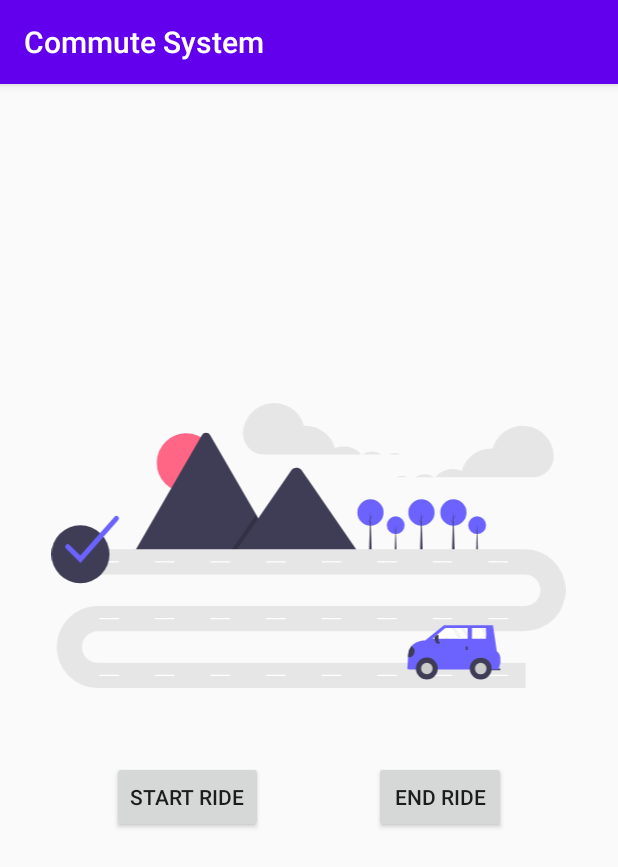
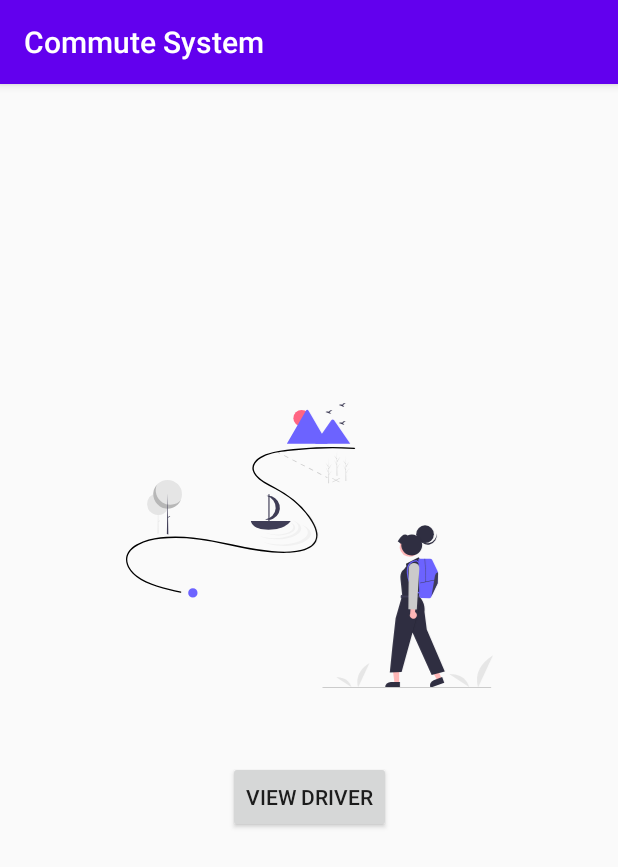
Before and after one commit to MHarisHussain/CommuteSystem, an Android app: the MainNavParent screen opened directly, with no data from a screen before it, on a phone screen of 412 x 824 dp. Shown: the top 867 px of the screen. Run offline under Robolectric (Android 15) with nearby library versions, the phone set to English and light mode, and no system bars.

```diff
--- a/app/build.gradle
+++ b/app/build.gradle
@@ -26,6 +26,7 @@ dependencies {
     implementation fileTree(dir: "libs", include: ["*.jar"])
     implementation 'androidx.appcompat:appcompat:1.2.0'
     implementation 'androidx.constraintlayout:constraintlayout:2.0.4'
+    implementation 'com.google.android.gms:play-services-maps:17.0.0'
     testImplementation 'junit:junit:4.12'
     androidTestImplementation 'androidx.test.ext:junit:1.1.2'
     androidTestImplementation 'androidx.test.espresso:espresso-core:3.3.0'
--- a/app/src/main/java/com/haris/commutesystem/MainNavParent.java
+++ b/app/src/main/java/com/haris/commutesystem/MainNavParent.java
@@ -2,13 +2,29 @@ package com.haris.commutesystem;
 
 import androidx.appcompat.app.AppCompatActivity;
 
+import android.content.Intent;
 import android.os.Bundle;
+import android.view.View;
+import android.widget.Button;
 
 public class MainNavParent extends AppCompatActivity {
+
+    private Button btnView;
 
     @Override
     protected void onCreate(Bundle savedInstanceState) {
         super.onCreate(savedInstanceState);
         setContentView(R.layout.activity_main_nav_parent);
+
+        btnView = findViewById(R.id.btnViewDriver);
+
+        btnView.setOnClickListener(new View.OnClickListener() {
+            @Override
+            public void onClick(View v) {
+                Intent intent = new Intent(MainNavParent.this, DriverLocationActivity.class);
+                startActivity(intent);
+            }
+        });
+
     }
 }
--- a/app/src/main/res/layout/activity_main_nav_parent.xml
+++ b/app/src/main/res/layout/activity_main_nav_parent.xml
@@ -9,43 +9,29 @@
     tools:context=".MainNavParent">
 
     <ImageView
-        android:id="@+id/imgDriver"
+        android:id="@+id/imgParent"
         android:layout_width="346dp"
         android:layout_height="190dp"
-        android:layout_gravity="center"
         android:layout_margin="15dp"
         app:layout_constraintBottom_toBottomOf="parent"
-        app:layout_constraintEnd_toEndOf="@+id/btnEnd"
-        app:layout_constraintHorizontal_bias="0.505"
-        app:layout_constraintStart_toStartOf="@+id/btnStart"
+        app:layout_constraintEnd_toEndOf="parent"
+        app:layout_constraintStart_toStartOf="parent"
         app:layout_constraintTop_toTopOf="parent"
         app:layout_constraintVertical_bias="0.36"
-        app:srcCompat="@drawable/ic_navigation" />
+        app:srcCompat="@drawable/ic_adventure" />
 
     <Button
-        android:id="@+id/btnEnd"
+        android:id="@+id/btnViewDriver"
         android:layout_width="wrap_content"
         android:layout_height="wrap_content"
         android:layout_marginTop="24dp"
         android:layout_marginBottom="244dp"
-        android:text="@string/btn_end"
+        android:text="@string/btn_view"
         app:layout_constraintBottom_toBottomOf="parent"
         app:layout_constraintEnd_toEndOf="parent"
-        app:layout_constraintHorizontal_bias="0.5"
-        app:layout_constraintStart_toEndOf="@+id/btnStart"
-        app:layout_constraintTop_toBottomOf="@+id/imgDriver" />
+        app:layout_constraintStart_toStartOf="parent"
+        app:layout_constraintTop_toBottomOf="@+id/imgParent" />
 
-    <Button
-        android:id="@+id/btnStart"
-        android:layout_width="wrap_content"
-        android:layout_height="wrap_content"
-        android:layout_marginTop="24dp"
-        android:layout_marginBottom="244dp"
-        android:text="@string/btn_start"
-        app:layout_constraintBottom_toBottomOf="parent"
-        app:layout_constraintEnd_toStartOf="@+id/btnEnd"
-        app:layout_constraintHorizontal_bias="0.5"
-        app:layout_constraintStart_toStartOf="parent"
-        app:layout_constraintTop_toBottomOf="@+id/imgDriver" />
+
 
 </androidx.constraintlayout.widget.ConstraintLayout>
--- a/app/src/main/res/values/strings.xml
+++ b/app/src/main/res/values/strings.xml
@@ -13,5 +13,6 @@
     <string name="btn_start">Start Ride</string>
     <string name="btn_end">End Ride</string>
     <string name="btn_view">View Driver</string>
+    <string name="title_activity_driver_location">Map</string>
 
 </resources>
```
Also changed, not shown: app/src/debug/res/values/google_maps_api.xml (added, +24 -0 lines), app/src/main/AndroidManifest.xml (+24 -1 lines), app/src/main/java/com/haris/commutesystem/DriverLocationActivity.java (added, +46 -0 lines), app/src/main/res/layout/activity_driver_location.xml (added, +9 -0 lines), app/src/main/res/layout/activity_main_nav_driver.xml (+23 -7 lines), 1 other file.
